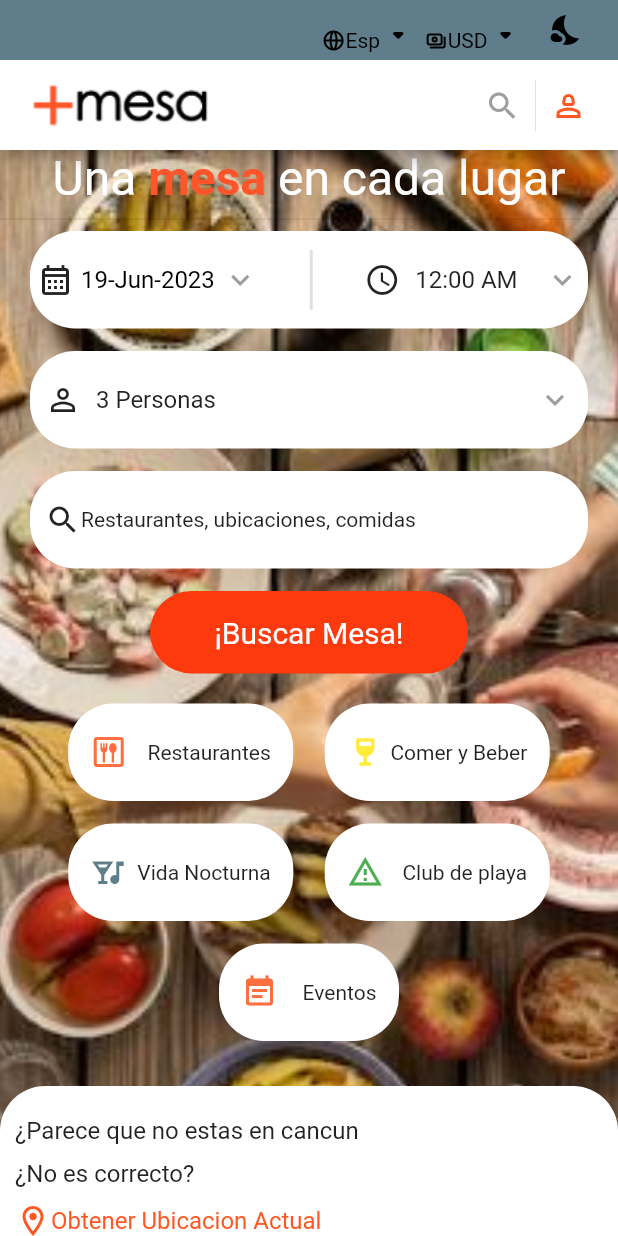
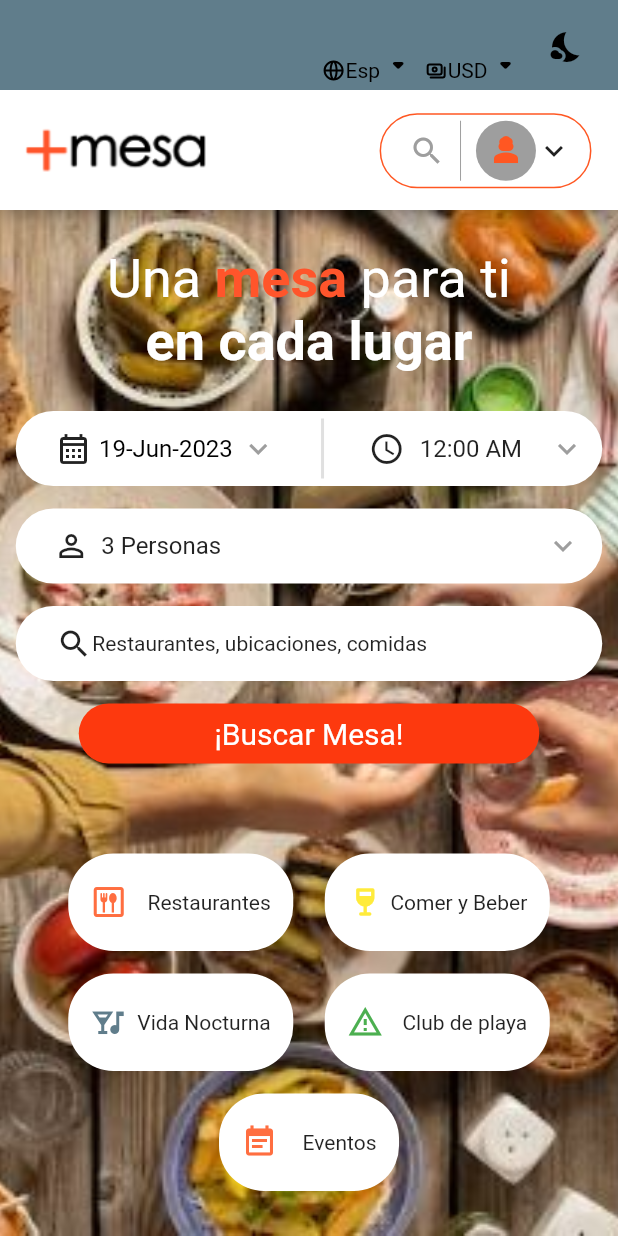
Before and after one commit to Lorodolfo/prueba, a Flutter app: the screen it shows after launch, on a phone screen of 412 x 824 dp. Run offline on Flutter 3.47's test engine with Material 2 defaults, Android fonts, the phone set to English and light mode, and no system bars; our stand-ins replace carousel_slider, flutter_svg.

Commit message:
modificaciones estilos

```diff
--- a/lib/src/pages/my_home_page.dart
+++ b/lib/src/pages/my_home_page.dart
@@ -50,9 +50,12 @@ class _MyHomePageState extends State<MyHomePage> {
               children: [
                 const MyReservations(),
                 const MySearch(),
+                const SizedBox(
+                  height: 40,
+                ),
                 const MySelectors(),
                 const SizedBox(
-                  height: 30,
+                  height: 50,
                 ),
                 Container(
                   width: MediaQuery.of(context).size.width,
@@ -68,21 +71,22 @@ class _MyHomePageState extends State<MyHomePage> {
                     crossAxisAlignment: CrossAxisAlignment.start,
                     children: [
                       const Padding(
-                        padding: EdgeInsets.only(top: 20, left: 10),
+                        padding: EdgeInsets.only(top: 20, left: 28),
                         child: Text(
-                          "¿Parece que no estas en cancun",
+                          "¿Parece que no estas en cancun?",
                           style: TextStyle(fontSize: 16),
                         ),
                       ),
                       const Padding(
-                        padding: EdgeInsets.only(top: 10, left: 10),
+                        padding: EdgeInsets.only(top: 3, left: 28),
                         child: Text(
                           "¿No es correcto?",
                           style: TextStyle(fontSize: 16),
                         ),
                       ),
                       const Padding(
-                        padding: EdgeInsets.only(top: 10, left: 10),
+                        padding:
+                            EdgeInsets.only(top: 9, left: 19.26, bottom: 16),
                         child: Row(
                           children: [
                             Icon(
@@ -99,14 +103,14 @@ class _MyHomePageState extends State<MyHomePage> {
                       ),
 
                       //width: MediaQuery.of(context).size.width,
-                      Divider(
+                      const Divider(
                         indent: 2,
                         thickness: 1,
-                        color: Colors.deepOrange,
+                        color: Colors.black38,
                       ),
 
                       const Padding(
-                        padding: EdgeInsets.all(8.0),
+                        padding: EdgeInsets.only(top: 28.0, left: 18),
                         child: Row(
                           mainAxisAlignment: MainAxisAlignment.spaceBetween,
                           children: [
@@ -188,7 +192,32 @@ class _MyHomePageState extends State<MyHomePage> {
                     ],
                   ),
                 ),
-                Container(),
+                Container(
+                  padding: const EdgeInsets.only(top: 10),
+                  color: const Color(0xFFFAFAFA),
+                  width: MediaQuery.of(context).size.width,
+                  child: Column(
+                    children: [
+                      const Text(
+                        "Experiencias gastronomicas en",
+                        style: TextStyle(
+                          fontSize: 22,
+                          fontWeight: FontWeight.bold,
+                        ),
+                      ),
+                      SizedBox(
+                        child: Material(
+                          child: Container(
+                            decoration: BoxDecoration(color: Colors.black),
+                            height: 30,
+                            width: 120,
+                            child: Row(),
+                          ),
+                        ),
+                      ),
+                    ],
+                  ),
+                ),
               ],
             ),
           ),
--- /dev/null
+++ b/lib/src/widgets/gastro_experience.dart
@@ -0,0 +1,34 @@
+import 'package:carousel_slider/carousel_slider.dart';
+import 'package:flutter/material.dart';
+import 'package:prueba2/src/pages/images.dart';
+
+class Gastro_Experience extends StatefulWidget {
+  final Function(int) onPageChanged;
+  final bool isDarkMode;
+  final Function(bool) onDarkModeChanged;
+  const Gastro_Experience(
+      {super.key,
+      required this.onPageChanged,
+      required this.isDarkMode,
+      required this.onDarkModeChanged});
+
+  @override
+  State<Gastro_Experience> createState() => _Gastro_ExperienceState();
+}
+
+class _Gastro_ExperienceState extends State<Gastro_Experience> {
+  int currentPage = 0;
+  bool isDarkMode = false;
+  ImagesList imagesList = ImagesList();
+  RestaurantsList restaurantsList = RestaurantsList();
+  @override
+  Widget build(BuildContext context) {
+    return CarouselSlider.builder(
+      itemCount: imagesList.imageList.length,
+      itemBuilder: (context, i, index) {
+        return const Card();
+      },
+      options: CarouselOptions(),
+    );
+  }
+}
--- a/lib/src/widgets/my_app_bar.dart
+++ b/lib/src/widgets/my_app_bar.dart
@@ -12,7 +12,7 @@ class AppBarWidget extends StatelessWidget implements PreferredSizeWidget {
   }) : super(key: key);
 
   @override
-  Size get preferredSize => const Size.fromHeight(100);
+  Size get preferredSize => const Size.fromHeight(140);
 
   @override
   Widget build(BuildContext context) {
@@ -22,7 +22,7 @@ class AppBarWidget extends StatelessWidget implements PreferredSizeWidget {
         children: [
           Container(
             padding: const EdgeInsets.only(right: 10, bottom: 5),
-            height: 40,
+            height: 60,
             color: Colors.blueGrey,
             child: Row(
               crossAxisAlignment: CrossAxisAlignment.end,
@@ -75,26 +75,27 @@ class AppBarWidget extends StatelessWidget implements PreferredSizeWidget {
             ),
           ),
           Container(
-            padding: const EdgeInsets.symmetric(horizontal: 20),
-            height: 60,
+            padding: const EdgeInsets.only(left: 15, right: 17.7),
+            height: 80,
             color: Colors.white,
             child: Row(
               mainAxisAlignment: MainAxisAlignment.spaceBetween,
               children: [
                 Image.asset(
                   "assets/Logo.png",
-                  width: 120,
-                  height: 100,
+                  width: 124,
+                  height: 31,
                 ),
                 Container(
                   margin: const EdgeInsets.only(top: 1),
-                  padding: const EdgeInsets.symmetric(horizontal: 1),
+                  padding: const EdgeInsets.only(left: 18.67, right: 12),
                   decoration: BoxDecoration(
                     color: Colors.white,
                     borderRadius: BorderRadius.circular(30),
+                    border: Border.all(color: Colors.deepOrange),
                   ),
-                  width: 70,
-                  height: 40,
+                  width: 141.23,
+                  height: 50,
                   child: const Row(
                     mainAxisAlignment: MainAxisAlignment.spaceBetween,
                     children: [
@@ -103,13 +104,23 @@ class AppBarWidget extends StatelessWidget implements PreferredSizeWidget {
                         color: Colors.grey,
                       ),
                       VerticalDivider(
-                        indent: 3,
-                        endIndent: 3,
-                        color: Colors.black12,
+                        indent: 4,
+                        endIndent: 4,
+                        color: Colors.black38,
                       ),
-                      Icon(
-                        Icons.person_2_outlined,
-                        color: Colors.deepOrange,
+                      Row(
+                        children: [
+                          CircleAvatar(
+                            backgroundColor: Colors.grey,
+                            child: Icon(
+                              Icons.person_3_sharp,
+                              color: Colors.deepOrange,
+                            ),
+                          ),
+                          Icon(
+                            Icons.keyboard_arrow_down,
+                          ),
+                        ],
                       ),
                     ],
                   ),
--- a/lib/src/widgets/my_reservations.dart
+++ b/lib/src/widgets/my_reservations.dart
@@ -15,13 +15,17 @@ class _MyReservationsState extends State<MyReservations> {
       child: Column(
         children: [
           Center(
-            child: Row(
+            child: Column(
+              children: [
+                Row(
                   mainAxisAlignment: MainAxisAlignment.center,
                   children: [
-                RichText(
+                    Padding(
+                      padding: const EdgeInsets.only(top: 25.0),
+                      child: RichText(
                         text: const TextSpan(
                           style: TextStyle(
-                      fontSize: 32,
+                            fontSize: 36,
                             color: Colors.white,
                           ),
                           children: [
@@ -32,16 +36,26 @@ class _MyReservationsState extends State<MyReservations> {
                                   color: Color.fromARGB(255, 255, 85, 43),
                                   fontWeight: FontWeight.bold),
                             ),
-                      TextSpan(text: ' en cada lugar'),
+                            TextSpan(text: ' para ti'),
+                          ],
+                        ),
+                      ),
+                    ),
+                  ],
+                ),
+                const Text(
+                  "en cada lugar",
+                  style: TextStyle(
+                    fontSize: 36,
+                    fontWeight: FontWeight.bold,
+                    color: Colors.white,
+                  ),
+                ),
               ],
             ),
           ),
         ],
       ),
-          ),
-          const Divider(),
-        ],
-      ),
     );
   }
 }
--- a/lib/src/widgets/my_search.dart
+++ b/lib/src/widgets/my_search.dart
@@ -19,13 +19,16 @@ class _MySearchState extends State<MySearch> {
 
   @override
   Widget build(BuildContext context) {
-    const double ancho = 40;
-    const double alturaCont = 65;
+    const double ancho = 21;
+    const double alturaCont = 50;
 
     return Column(
       children: [
+        const SizedBox(
+          height: 25,
+        ),
         Container(
-          padding: const EdgeInsets.symmetric(horizontal: 5),
+          padding: const EdgeInsets.only(left: 26.5, right: 11.5),
           decoration: BoxDecoration(
             color: Colors.white,
             borderRadius: BorderRadius.circular(30),
@@ -77,7 +80,7 @@ class _MySearchState extends State<MySearch> {
         ),
         Container(
           margin: const EdgeInsets.only(top: 15),
-          padding: const EdgeInsets.symmetric(horizontal: 10),
+          padding: const EdgeInsets.only(left: 25, right: 14.11),
           decoration: BoxDecoration(
             color: Colors.white,
             borderRadius: BorderRadius.circular(30),
@@ -90,7 +93,7 @@ class _MySearchState extends State<MySearch> {
               const Row(
                 children: [
                   Icon(Icons.person_outline_outlined),
-                  SizedBox(width: 10),
+                  SizedBox(width: 8),
                   Text(
                     "3 Personas",
                     style: TextStyle(fontSize: 16),
@@ -103,7 +106,7 @@ class _MySearchState extends State<MySearch> {
         ),
         Container(
           margin: const EdgeInsets.only(top: 15),
-          padding: const EdgeInsets.symmetric(horizontal: 10),
+          padding: const EdgeInsets.only(left: 27, right: 14),
           decoration: BoxDecoration(
             color: Colors.white,
             borderRadius: BorderRadius.circular(30),
@@ -131,7 +134,7 @@ class _MySearchState extends State<MySearch> {
           margin: const EdgeInsets.only(top: 15, bottom: 20),
           padding: const EdgeInsets.symmetric(horizontal: 10),
           decoration: BoxDecoration(
-            color: Color(0xFFFD390E),
+            color: const Color(0xFFFD390E),
             borderRadius: BorderRadius.circular(30),
           ),
           height: alturaCont - 10,
```
Also changed, not shown: flutter_01.png (added). Lines whose indentation alone changed are shown as unchanged.
